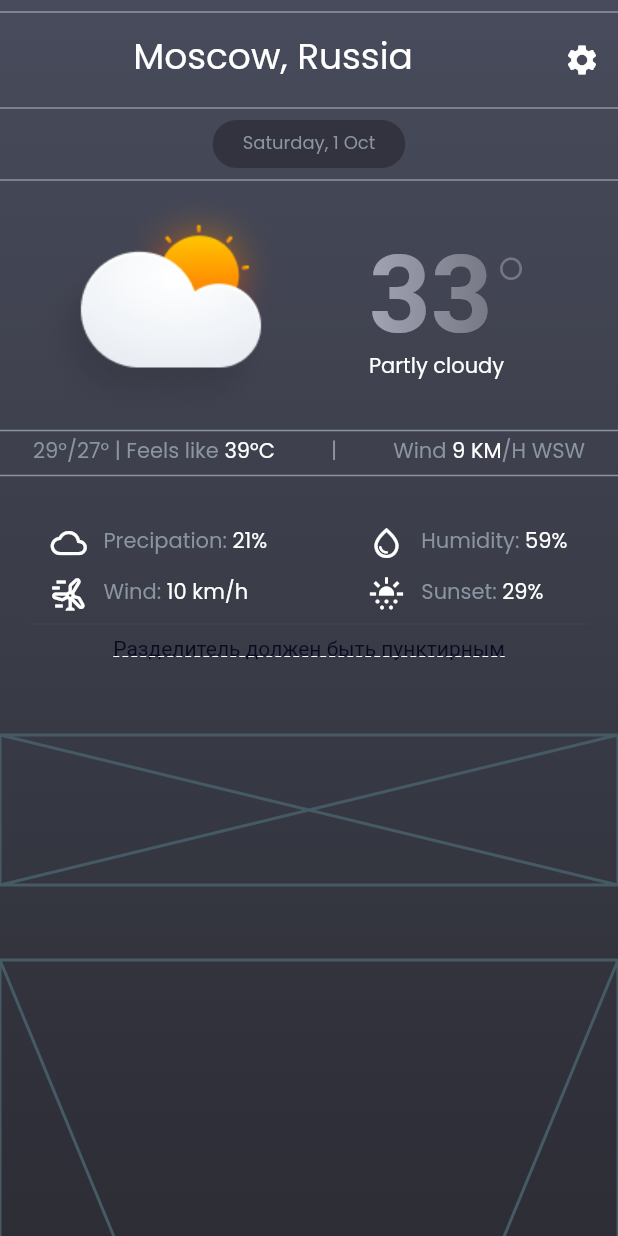
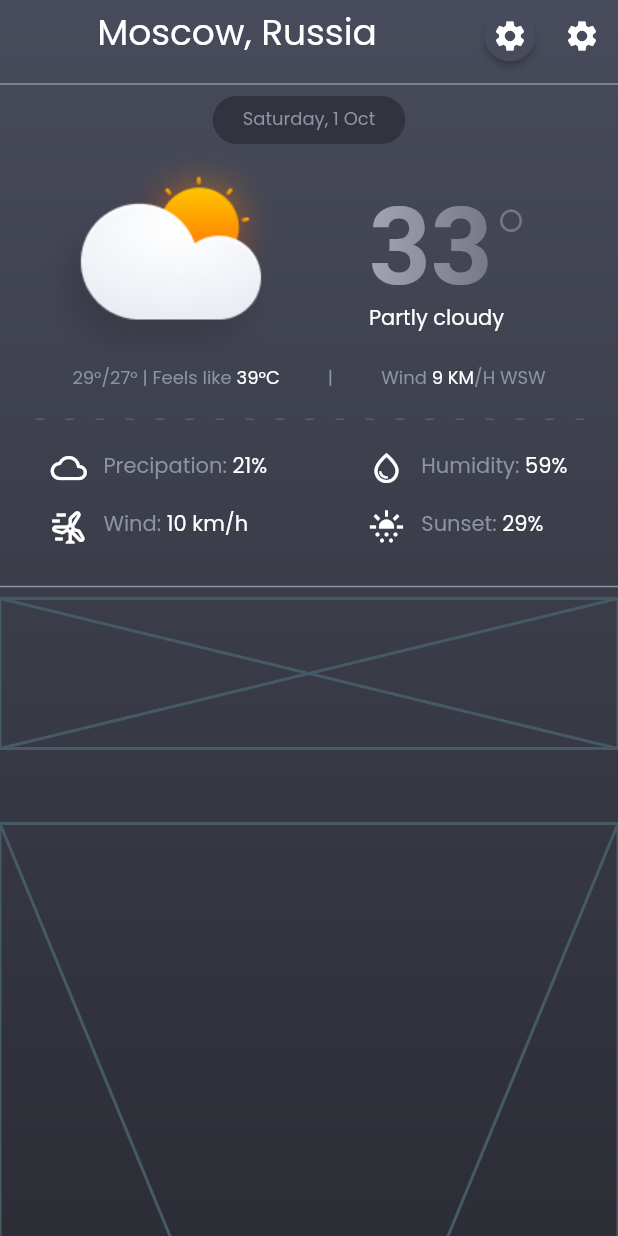
Before and after one commit to ALI-BABAI/weather_forecast_app, a Flutter app: the screen it shows after launch, after a tap on the "settings" icon, on a phone screen of 412 x 824 dp. Run offline on Flutter 3.47's test engine with Material 2 defaults, Android fonts, the phone set to English and light mode, and no system bars; drawn by our look-alikes of simple_gradient_text.

Commit message:
Выделил код в отдельные виджет-файлы
- виджет IconButton отображается без стилей*
- как реализуется пунктирный разделитель?
- аппBar или кастомный виджет для шапки приложения?
- исправить градиентную заливку фона

```diff
--- a/lib/screens/home_screen.dart
+++ /dev/null
@@ -1,258 +0,0 @@
-import 'package:flutter/material.dart';
-import 'package:weather_forecast_app/theme/text.dart';
-import 'package:weather_forecast_app/theme/colors.dart';
-
-import 'package:simple_gradient_text/simple_gradient_text.dart'; //https://pub.dev/packages/simple_gradient_text
-
-class HomeScreen extends StatelessWidget {
-  const HomeScreen({super.key});
-
-  @override
-  Widget build(BuildContext context) {
-    return Scaffold(
-        body: Container(
-            decoration: const BoxDecoration(
-              gradient: LinearGradient(
-                  colors: [Color(0xFF484B5B), Color(0xFF2C2D35)],
-                  begin: Alignment.topCenter,
-                  end: Alignment.bottomCenter,
-                  tileMode: TileMode.decal),
-            ),
-            alignment: Alignment.center,
-            child: ListView(
-              children: [
-                // const SizedBox(
-                //     height:
-                //         50), // ГОВНОКОД (как сделать отступ от верхней части экрана?)
-                const Divider(color: grayColor, thickness: 1),
-                Row(
-                  mainAxisAlignment: MainAxisAlignment.spaceBetween,
-                  crossAxisAlignment: CrossAxisAlignment.center,
-                  children: [
-                    Expanded(
-                      child: Text(
-                        'Moscow, Russia',
-                        style: poppinsRegularExtended(
-                            24, whiteColor, FontWeight.w500),
-                        textAlign: TextAlign.center,
-                      ),
-                    ),
-                    const IconButton(
-                      onPressed: settingButtonPressed,
-                      icon: Icon(
-                        Icons.settings,
-                        color: whiteColor,
-                        size: 24,
-                      ),
-                    )
-                  ],
-                ),
-                const Divider(color: grayColor, thickness: 1),
-                Row(
-                  mainAxisAlignment: MainAxisAlignment.center,
-                  children: [
-                    Container(
-                      padding: const EdgeInsets.symmetric(
-                          horizontal: 20, vertical: 10),
-                      decoration: const BoxDecoration(
-                        color: Color(0xFF32333E),
-                        borderRadius: BorderRadius.all(Radius.circular(16)),
-                      ),
-                      child: Text(
-                        'Saturday, 1 Oct',
-                        style: poppinsRegularExtended(
-                            12, grayColor, FontWeight.w200),
-                      ),
-                    ),
-                  ],
-                ),
-                const Divider(color: grayColor, thickness: 1),
-                Row(
-                  crossAxisAlignment: CrossAxisAlignment.center,
-                  mainAxisAlignment: MainAxisAlignment.spaceAround,
-                  children: [
-                    const Image(
-                      image:
-                          AssetImage('assets/images/homeScreenMainWeather.png'),
-                    ),
-                    Container(
-                      margin: const EdgeInsets.only(right: 30), // ГОВНОКОД
-                      child: Column(
-                        crossAxisAlignment: CrossAxisAlignment.start,
-                        children: [
-                          Row(
-                            children: [
-                              GradientText('33',
-                                  style: const TextStyle(
-                                      fontSize: 72,
-                                      fontWeight: FontWeight.w700),
-                                  colors: const [
-                                    Color(0xFFA2A4B5),
-                                    Color(0xFF757784)
-                                  ]),
-                              const Text('°',
-                                  style: TextStyle(
-                                      fontSize: 64,
-                                      fontWeight: FontWeight.w200,
-                                      color: Color(0xFF757784))),
-                            ],
-                          ),
-                          Text(
-                            'Partly cloudy',
-                            style: poppinsRegularExtended(
-                                14, whiteColor, FontWeight.w300),
-                          )
-                        ],
-                      ),
-                    )
-                  ],
-                ),
-                const Divider(color: grayColor, thickness: 1),
-                Row(
-                  mainAxisAlignment: MainAxisAlignment.spaceEvenly,
-                  children: [
-                    RichText(
-                        text: TextSpan(
-                            style: poppinsRegularExtended(
-                                14, grayColor, FontWeight.w300),
-                            children: <TextSpan>[
-                          const TextSpan(text: '29°/27° | Feels like '),
-                          TextSpan(
-                            text: '39°C',
-                            style: poppinsRegularExtended(
-                                14, whiteColor, FontWeight.w300),
-                          ),
-                          const TextSpan(text: '          |          Wind '),
-                          TextSpan(
-                            text: '9 KM',
-                            style: poppinsRegularExtended(
-                                14, whiteColor, FontWeight.w300),
-                          ),
-                          const TextSpan(text: '/H WSW'),
-                        ])),
-                    // Text(
-                    //   '29°/27° | Feels like 39°C          |          Wind 9 KM/H WSW',
-                    //   style: poppinsRegularExtended(14, grayColor, FontWeight.w300),
-                    // )
-                  ],
-                ),
-                const Divider(color: grayColor, thickness: 1),
-                const SizedBox(height: 25),
-                // Уверен что есть иной способ обернуть это... каждый блок идентичен
-                Row(
-                    mainAxisAlignment: MainAxisAlignment.spaceAround,
-                    children: [
-                      Column(
-                          crossAxisAlignment: CrossAxisAlignment.start,
-                          children: [
-                            Row(
-                              mainAxisAlignment: MainAxisAlignment.spaceEvenly,
-                              children: [
-                                const Icon(Icons.wb_cloudy_outlined,
-                                    color: Colors.white),
-                                Text(
-                                  '   Precipation: ',
-                                  style: poppinsRegularExtended(
-                                      14, grayColor, FontWeight.w300),
-                                ),
-                                Text('21%',
-                                    style: poppinsRegularExtended(
-                                        14, whiteColor, FontWeight.w300)),
-                              ],
-                            ),
-                            const SizedBox(
-                              height: 10,
-                            ),
-                            Row(
-                              mainAxisAlignment: MainAxisAlignment.spaceBetween,
-                              children: [
-                                const Icon(Icons.wind_power_outlined,
-                                    color: Colors.white),
-                                Text(
-                                  '   Wind: ',
-                                  style: poppinsRegularExtended(
-                                      14, grayColor, FontWeight.w300),
-                                ),
-                                Text('10 km/h',
-                                    style: poppinsRegularExtended(
-                                        14, whiteColor, FontWeight.w300)),
-                              ],
-                            ),
-                          ]),
-                      Column(
-                          crossAxisAlignment: CrossAxisAlignment.start,
-                          mainAxisAlignment: MainAxisAlignment.center,
-                          children: [
-                            Row(
-                              mainAxisAlignment: MainAxisAlignment.center,
-                              children: [
-                                const Icon(Icons.water_drop_outlined,
-                                    color: Colors.white),
-                                Text(
-                                  '   Humidity: ',
-                                  style: poppinsRegularExtended(
-                                      14, grayColor, FontWeight.w300),
-                                ),
-                                Text('59%',
-                                    style: poppinsRegularExtended(
-                                        14, whiteColor, FontWeight.w300)),
-                              ],
-                            ),
-                            const SizedBox(
-                              height: 10,
-                            ),
-                            Row(
-                              mainAxisAlignment: MainAxisAlignment.center,
-                              children: [
-                                const Icon(Icons.sunny_snowing,
-                                    color: Colors.white),
-                                Text(
-                                  '   Sunset: ',
-                                  style: poppinsRegularExtended(
-                                      14, grayColor, FontWeight.w300),
-                                ),
-                                Text('29%',
-                                    style: poppinsRegularExtended(
-                                        14, whiteColor, FontWeight.w300)),
-                              ],
-                            ),
-                          ]),
-                    ]),
-                // Разделитель должен быть пунктирным...
-                const Divider(
-                    color: Color(0x10979797), // цвет 979797 с заполнением 16процентов == 0x10979797
-                    thickness: 1,
-                    indent: 20,
-                    endIndent: 20),
-                const Center(
-                  child: Text(
-                    'Разделитель должен быть пунктирным',
-                    style: TextStyle(
-                        color: Color(0xFF0A0A22),
-                        decoration: TextDecoration.underline,
-                        decorationColor: whiteColor,
-                        decorationThickness: 1,
-                        decorationStyle: TextDecorationStyle.dashed),
-                  ),
-                ),
-
-                const SizedBox(
-                  height: 50,
-                ),
-                const Placeholder(
-                  fallbackHeight: 100,
-                  fallbackWidth: 400,
-                ),
-                const SizedBox(
-                  height: 50,
-                ),
-                const Placeholder(
-                  fallbackHeight: 1000,
-                  fallbackWidth: 400,
-                ),
-              ],
-            )));
-  }
-}
-
-void settingButtonPressed() {}
--- /dev/null
+++ b/lib/screens/home_screen/home_screen.dart
@@ -0,0 +1,41 @@
+import 'package:flutter/material.dart';
+import 'package:weather_forecast_app/screens/home_screen/widgets/current_day_main_weather.dart';
+import 'package:weather_forecast_app/screens/home_screen/widgets/dotted_diveder.dart';
+import 'package:weather_forecast_app/screens/home_screen/widgets/forecast_per_hours.dart';
+import 'package:weather_forecast_app/screens/home_screen/widgets/selected_city_and_settings.dart';
+import 'package:weather_forecast_app/theme/colors.dart';
+
+class HomeScreen extends StatelessWidget {
+  const HomeScreen({super.key});
+
+  @override
+  Widget build(BuildContext context) {
+    return Scaffold(
+        body: Container(
+            decoration: const BoxDecoration(
+              gradient: LinearGradient(
+                  colors: [Color(0xFF484B5B), Color(0xFF2C2D35)],
+                  begin: Alignment.topCenter,
+                  end: Alignment.bottomCenter,
+                  tileMode: TileMode.decal),
+            ),
+            alignment: Alignment.center,
+            child: ListView(
+              children: const [
+                SelectedCityAndSettingsMenu(), //используя AppBar можно сделать было
+                Divider(color: grayColor, thickness: 1),
+                CurrentDayWeatherWidget(),
+                SizedBox(height: 20),
+                DottedDivederWidget(), // ? пунктирный разделитель
+                SizedBox(height: 20),
+                CurrentDayAllParametersWidget(),
+                SizedBox(height: 20),
+                Divider(color: grayColor, thickness: 1),
+                PerHourForecastWidget(),
+
+                SizedBox(height: 50),
+                Placeholder(fallbackHeight: 1000, fallbackWidth: 400),
+              ],
+            )));
+  }
+}
--- /dev/null
+++ b/lib/screens/home_screen/widgets/current_day_main_weather.dart
@@ -0,0 +1,179 @@
+import 'package:flutter/material.dart';
+import 'package:weather_forecast_app/theme/text.dart';
+import 'package:weather_forecast_app/theme/colors.dart';
+
+import 'package:simple_gradient_text/simple_gradient_text.dart'; //https://pub.dev/packages/simple_gradient_text
+
+class CurrentDayWeatherWidget extends StatelessWidget {
+  const CurrentDayWeatherWidget({super.key});
+
+  @override
+  Widget build(BuildContext context) {
+    return Column(
+      children: [
+        Row(
+          mainAxisAlignment: MainAxisAlignment.center,
+          children: [
+            Container(
+              padding: const EdgeInsets.symmetric(horizontal: 20, vertical: 10),
+              decoration: const BoxDecoration(
+                color: Color(0xFF32333E),
+                borderRadius: BorderRadius.all(Radius.circular(16)),
+              ),
+              child: Text(
+                'Saturday, 1 Oct',
+                style: poppinsRegularExtended(12, grayColor, FontWeight.w200),
+              ),
+            ),
+          ],
+        ),
+        Row(
+          crossAxisAlignment: CrossAxisAlignment.center,
+          mainAxisAlignment: MainAxisAlignment.spaceAround,
+          children: [
+            const Image(
+              image: AssetImage('assets/images/homeScreenMainWeather.png'),
+            ),
+            Container(
+              margin: const EdgeInsets.only(right: 30), // ГОВНОКОД
+              child: Column(
+                crossAxisAlignment: CrossAxisAlignment.start,
+                children: [
+                  Row(
+                    children: [
+                      GradientText('33',
+                          style: const TextStyle(
+                              fontSize: 72, fontWeight: FontWeight.w700),
+                          colors: const [Color(0xFFA2A4B5), Color(0xFF757784)]),
+                      const Text('°',
+                          style: TextStyle(
+                              fontSize: 64,
+                              fontWeight: FontWeight.w200,
+                              color: Color(0xFF757784))),
+                    ],
+                  ),
+                  Text(
+                    'Partly cloudy',
+                    style:
+                        poppinsRegularExtended(14, whiteColor, FontWeight.w500),
+                  )
+                ],
+              ),
+            )
+          ],
+        ),
+        Row(
+          mainAxisAlignment: MainAxisAlignment.spaceEvenly,
+          children: [
+            // в зависимости от устройства будет требоваться большее кол-во пробелов
+            // ГОВНОКОД - симметрию нужно добиваться иными реализациями
+            RichText(
+                text: TextSpan(
+                    style:
+                        poppinsRegularExtended(12, grayColor, FontWeight.w300),
+                    children: <TextSpan>[
+                  const TextSpan(text: '29°/27° | Feels like '),
+                  TextSpan(
+                    text: '39°C',
+                    style:
+                        poppinsRegularExtended(12, whiteColor, FontWeight.w300),
+                  ),
+                  const TextSpan(text: '          |          Wind '),
+                  TextSpan(
+                    text: '9 KM',
+                    style:
+                        poppinsRegularExtended(12, whiteColor, FontWeight.w300),
+                  ),
+                  const TextSpan(text: '/H WSW'),
+                ])),
+          ],
+        ),
+      ],
+    );
+  }
+}
+
+
+// Элементы идетничны, можно создать список - но...
+// Отступы MainAxisAlignment и CrossAxisAlignment всё равно требуют
+// подстроки и подстолбцы*
+class CurrentDayAllParametersWidget extends StatelessWidget {
+  const CurrentDayAllParametersWidget({super.key});
+
+  @override
+  Widget build(BuildContext context) {
+    return Column(
+      children: [
+        Row(mainAxisAlignment: MainAxisAlignment.spaceAround, children: [
+          Column(crossAxisAlignment: CrossAxisAlignment.start, children: [
+            Row(
+              mainAxisAlignment: MainAxisAlignment.spaceEvenly,
+              children: [
+                const Icon(Icons.wb_cloudy_outlined, color: Colors.white),
+                Text(
+                  '   Precipation: ',
+                  style: poppinsRegularExtended(14, grayColor, FontWeight.w300),
+                ),
+                Text('21%',
+                    style: poppinsRegularExtended(
+                        14, whiteColor, FontWeight.w300)),
+              ],
+            ),
+            const SizedBox(
+              height: 15,
+            ),
+            Row(
+              mainAxisAlignment: MainAxisAlignment.spaceBetween,
+              children: [
+                const Icon(Icons.wind_power_outlined, color: Colors.white),
+                Text(
+                  '   Wind: ',
+                  style: poppinsRegularExtended(14, grayColor, FontWeight.w300),
+                ),
+                Text('10 km/h',
+                    style: poppinsRegularExtended(
+                        14, whiteColor, FontWeight.w300)),
+              ],
+            ),
+          ]),
+          Column(
+              crossAxisAlignment: CrossAxisAlignment.start,
+              mainAxisAlignment: MainAxisAlignment.center,
+              children: [
+                Row(
+                  mainAxisAlignment: MainAxisAlignment.center,
+                  children: [
+                    const Icon(Icons.water_drop_outlined, color: Colors.white),
+                    Text(
+                      '   Humidity: ',
+                      style: poppinsRegularExtended(
+                          14, grayColor, FontWeight.w300),
+                    ),
+                    Text('59%',
+                        style: poppinsRegularExtended(
+                            14, whiteColor, FontWeight.w300)),
+                  ],
+                ),
+                const SizedBox(
+                  height: 15,
+                ),
+                Row(
+                  mainAxisAlignment: MainAxisAlignment.center,
+                  children: [
+                    const Icon(Icons.sunny_snowing, color: Colors.white),
+                    Text(
+                      '   Sunset: ',
+                      style: poppinsRegularExtended(
+                          14, grayColor, FontWeight.w300),
+                    ),
+                    Text('29%',
+                        style: poppinsRegularExtended(
+                            14, whiteColor, FontWeight.w300)),
+                  ],
+                ),
+              ]),
+        ])
+      ],
+    );
+  }
+}
--- /dev/null
+++ b/lib/screens/home_screen/widgets/dotted_diveder.dart
@@ -0,0 +1,90 @@
+import 'package:flutter/material.dart';
+
+class DottedDivederWidget extends StatelessWidget {
+  const DottedDivederWidget({super.key});
+
+  @override
+  Widget build(BuildContext context) {
+    return const Padding(
+      padding: EdgeInsets.symmetric(horizontal: 24),
+      child: DottedDivider(height: 1, color: Color(0x50979797)),
+    );
+  }
+}
+
+// Divider(
+//   // color: Color(
+//   //     0x10979797), // цвет 979797 с заполнением 16процентов == 0x10979797
+//   color: grayColor,
+//   thickness: 2,
+//   indent: 23,
+//   endIndent: 21,
+// ),
+
+// Мой вариант реализации пунктирного разделителя:
+// Center(
+//   child: Text(
+//     // Разделитель должен быть пунктирным...
+//     'Р                                                       м',
+//     style: TextStyle(
+//         color: Color(0xFF0A0A22), //0x10979797
+//         decoration: TextDecoration.underline,
+//         decorationColor: whiteColor,
+//         decorationThickness: 1,
+//         fontSize: 20,
+//         decorationStyle: TextDecorationStyle.dashed),
+//   ),
+// ),
+
+// GPT
+class DottedDivider extends StatelessWidget {
+  final double height;
+  final Color color;
+
+  const DottedDivider({Key? key, this.height = 1.0, this.color = Colors.grey})
+      : super(key: key);
+
+  @override
+  Widget build(BuildContext context) {
+    return SizedBox(
+      height: height,
+      child: CustomPaint(
+        painter: DottedLinePainter(color: color),
+      ),
+    );
+  }
+}
+
+class DottedLinePainter extends CustomPainter {
+  final Color color;
+
+  DottedLinePainter({required this.color});
+
+  @override
+  void paint(Canvas canvas, Size size) {
+    final paint = Paint()
+      ..color = color
+      ..strokeWidth = size.height
+      ..strokeCap = StrokeCap.round;
+
+    const dashWidth = 5; // Расстояние между пунктирами
+
+    const space = 5; // Длина пунктира
+    double currentX = 0;
+    bool draw = true;
+
+    while (currentX < size.width) {
+      if (draw) {
+        canvas.drawLine(Offset(currentX, size.height / 2),
+            Offset(currentX + space, size.height / 2), paint);
+      }
+      currentX += space + dashWidth;
+      draw = !draw;
+    }
+  }
+
+  @override
+  bool shouldRepaint(covariant CustomPainter oldDelegate) {
+    return false;
+  }
+}
--- /dev/null
+++ b/lib/screens/home_screen/widgets/forecast_per_hours.dart
@@ -0,0 +1,10 @@
+import 'package:flutter/material.dart';
+
+class PerHourForecastWidget extends StatelessWidget {
+  const PerHourForecastWidget({super.key});
+
+  @override
+  Widget build(BuildContext context) {
+    return const Placeholder(fallbackWidth: 220, fallbackHeight: 100,);
+  }
+}
--- /dev/null
+++ b/lib/screens/home_screen/widgets/selected_city_and_settings.dart
@@ -0,0 +1,53 @@
+import 'package:flutter/material.dart';
+import 'package:weather_forecast_app/theme/text.dart';
+import 'package:weather_forecast_app/theme/colors.dart';
+
+void settingButtonPressed() {}
+
+class SelectedCityAndSettingsMenu extends StatelessWidget {
+  const SelectedCityAndSettingsMenu({super.key});
+
+  @override
+  Widget build(BuildContext context) {
+    return Row(
+      mainAxisAlignment: MainAxisAlignment.spaceBetween,
+      crossAxisAlignment: CrossAxisAlignment.center,
+      children: [
+        Expanded(
+          child: Text(
+            'Moscow, Russia',
+            style: poppinsRegularExtended(24, whiteColor, FontWeight.w500),
+            textAlign: TextAlign.center,
+          ),
+        ),
+        ElevatedButton(
+            onPressed: settingButtonPressed,
+            style: ButtonStyle(
+                minimumSize: const MaterialStatePropertyAll(Size(24, 24)),
+                padding: const MaterialStatePropertyAll(
+                  EdgeInsets.all(5),
+                ),
+                backgroundColor:
+                    const MaterialStatePropertyAll(Color(0xFF484B5B)),
+                shape: MaterialStatePropertyAll(
+                  RoundedRectangleBorder(
+                      borderRadius: BorderRadius.circular(50),
+                      side:
+                          const BorderSide(width: 0, color: Color(0x0F484B5B))),
+                )),
+            child: const Icon(Icons.settings)),
+        const IconButton(
+          iconSize: 24,
+          onPressed: settingButtonPressed,
+          highlightColor: Colors.cyan, // Цвет при нажатии
+          hoverColor: Colors.amber, // Цвет при наведении
+          splashColor: Colors.brown, // Цвет всплеска при нажатии
+          icon: Icon(
+            Icons.settings,
+            color: whiteColor,
+          ),
+        )
+      ],
+    );
+  }
+}
```
Also changed, not shown: lib/main.dart (+9 -6 lines).
